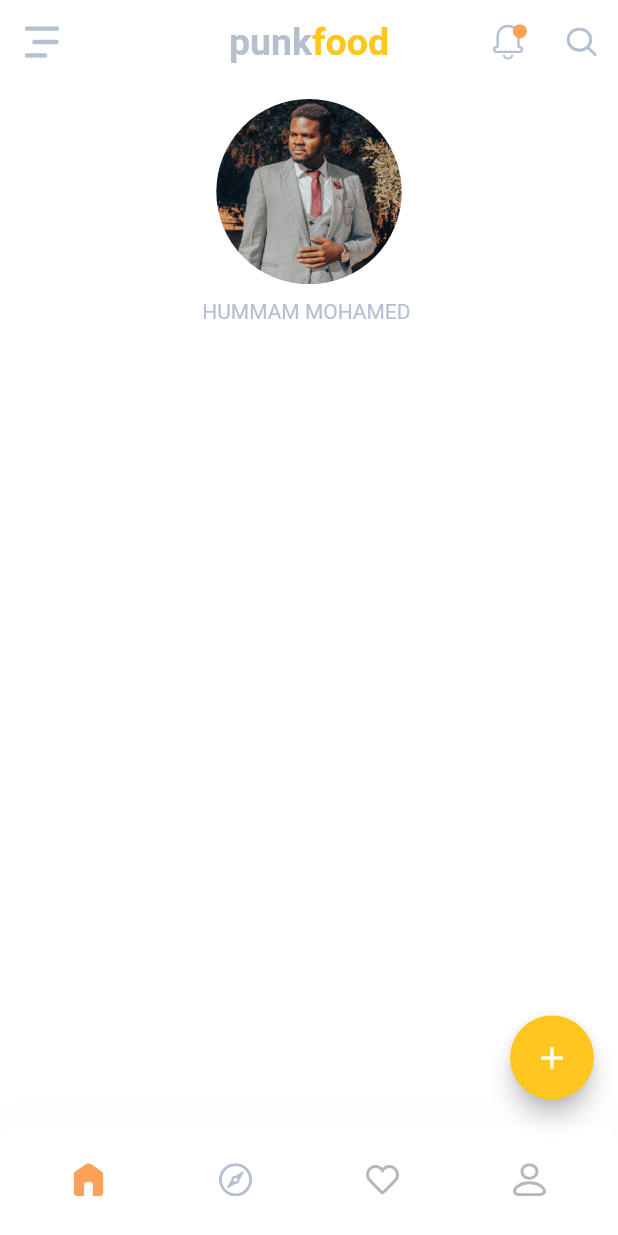
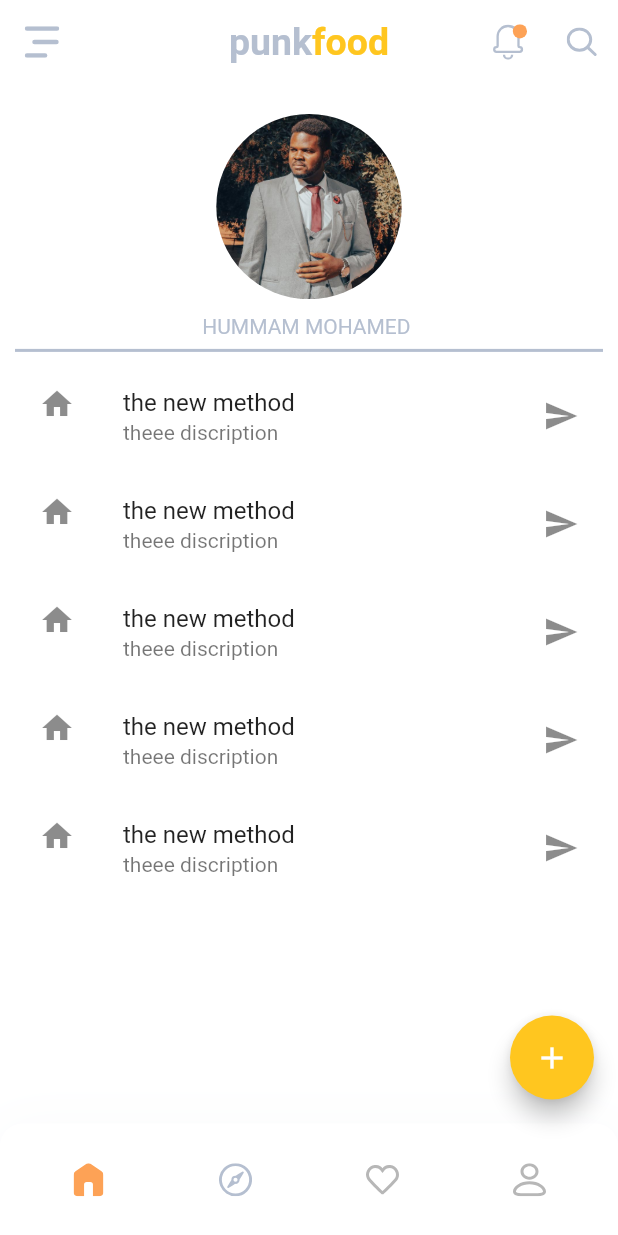
Before and after one commit to malouda0000/my_demo, a Flutter app: the screen it shows after launch, item 3 of the bottom bar chosen, on a phone screen of 412 x 824 dp. Run offline on Flutter 3.47's test engine with Material 2 defaults, Android fonts, the phone set to English and light mode, and no system bars; our stand-ins replace flutter_svg; missing offline and left inert: dart:js.

Commit message:
adding featchers to Setting screen

```diff
--- a/lib/screens/setting screen/setting_screen.dart
+++ b/lib/screens/setting screen/setting_screen.dart
@@ -1,4 +1,5 @@
 import 'package:flutter/material.dart';
+import 'package:my_demo/constants.dart';
 import 'package:my_demo/widgets/bottom_nav_bar.dart';
 import 'package:my_demo/screens/home/components/the_app_bar.dart';
 import 'package:my_demo/screens/home/components/the_body.dart';
@@ -19,7 +20,10 @@ class SettingScreen extends StatelessWidget {
       drawer: TheDrawer(),
       appBar: TheAppBar(),
       // drawer: (),
-      body: Center(
+      body: SingleChildScrollView(
+        scrollDirection: Axis.vertical,
+        child: Container(
+          padding: EdgeInsets.all(10),
           child: Column(
             crossAxisAlignment: CrossAxisAlignment.center,
             // mainAxisAlignment: MainAxisAlignment.center,
@@ -44,7 +48,17 @@ class SettingScreen extends StatelessWidget {
               Text(
                 'hummam mohamed '.toUpperCase(),
               ),
+              Divider(
+                color: ksecondaryColor,
+                thickness: 2,
+              ),
+              SettingItem(),
+              SettingItem(),
+              SettingItem(),
+              SettingItem(),
+              SettingItem(),
             ],
+          ),
         ),
       ),
       floatingActionButton: TheFap(),
@@ -52,3 +66,19 @@ class SettingScreen extends StatelessWidget {
     );
   }
 }
+
+class SettingItem extends StatelessWidget {
+  SettingItem({Key? key}) : super(key: key);
+  @override
+  Widget build(BuildContext context) {
+    String title = "the new method";
+    String discription = 'theee discription';
+    return ListTile(
+      leading: const Icon(Icons.home),
+      trailing: const Icon(Icons.send),
+      title: Text(title),
+      subtitle: Text(discription),
+      onTap: () {},
+    );
+  }
+}
```
Lines whose indentation alone changed are shown as unchanged.
